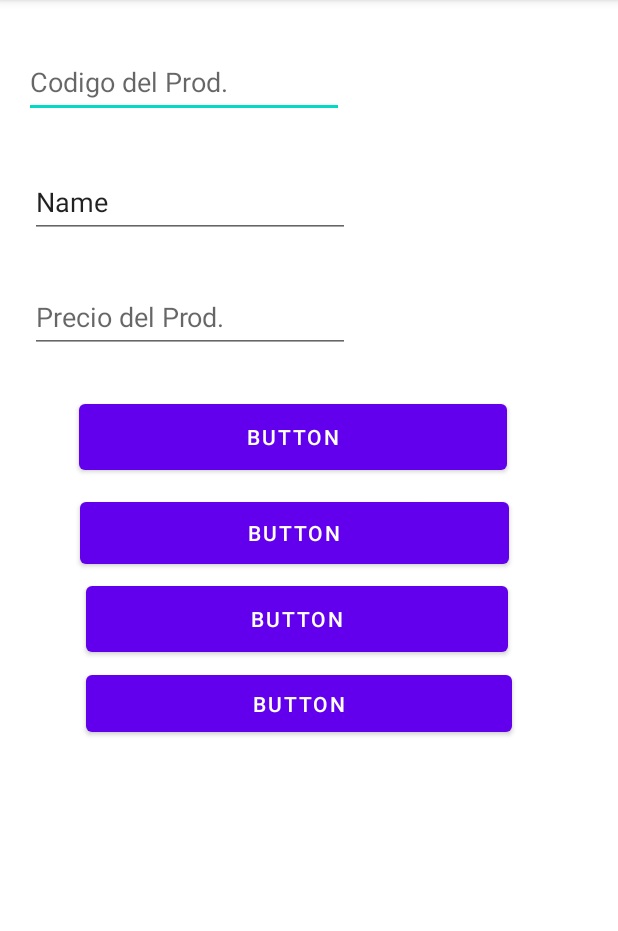
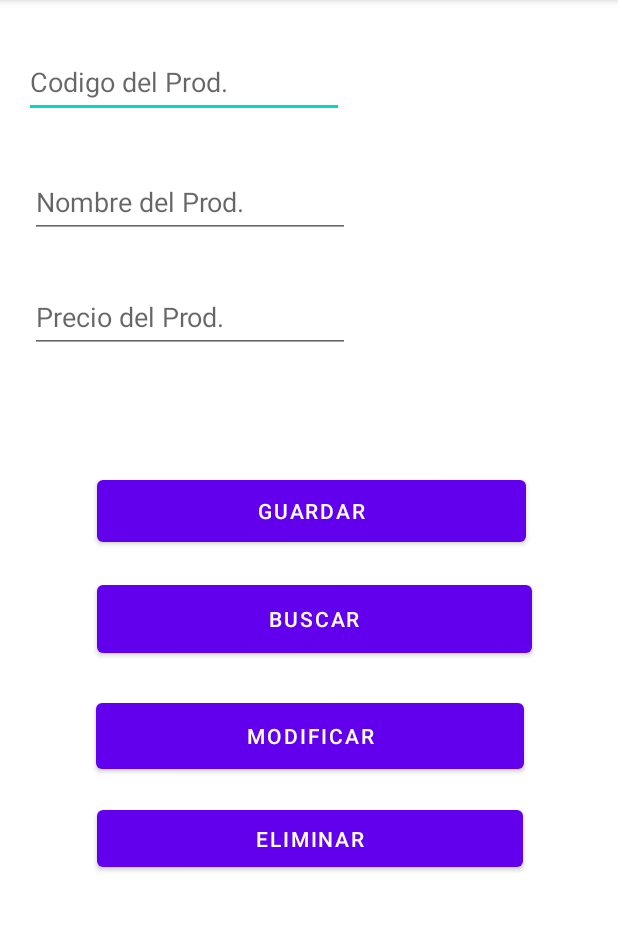
Before and after one commit to MarceloLSotoR/Proyecto3U2, an Android app: the base_de_datos screen opened directly, with no data from a screen before it, on a phone screen of 412 x 824 dp, the part 84-1015 px from its top. Run offline under Robolectric (Android 15) with nearby library versions, the phone set to English and light mode, and no system bars.

Commit message:
Coneccion a base de datos SQLite terminado

```diff
--- a/app/src/main/java/com/msotor/peoyecto3u2/AdminSQLiteOpenHelper.java
+++ b/app/src/main/java/com/msotor/peoyecto3u2/AdminSQLiteOpenHelper.java
@@ -12,7 +12,7 @@ public class AdminSQLiteOpenHelper extends SQLiteOpenHelper {
 
     @Override
     public void onCreate(SQLiteDatabase BaseDeDatos) {
-        BaseDeDatos.execSQL("create table articulos(codigo int primary key, descripcion text, precio real)");
+        BaseDeDatos.execSQL("create table articulos(codigo int primary key, nombre text, precio real)");
     }
 
     @Override
--- a/app/src/main/res/layout/activity_base_de_datos.xml
+++ b/app/src/main/res/layout/activity_base_de_datos.xml
@@ -29,7 +29,6 @@
         android:hint="@string/txt_nombre"
         android:inputType="textPersonName"
         android:minHeight="48dp"
-        android:text="Name"
         app:layout_constraintBottom_toBottomOf="parent"
         app:layout_constraintEnd_toEndOf="parent"
         app:layout_constraintHorizontal_bias="0.099"
@@ -54,51 +53,55 @@
 
     <Button
         android:id="@+id/btn_buscar"
-        android:layout_width="281dp"
-        android:layout_height="56dp"
-        android:text="Button"
+        android:layout_width="290dp"
+        android:layout_height="57dp"
+        android:onClick="Buscar"
+        android:text="Buscar"
         app:layout_constraintBottom_toBottomOf="parent"
         app:layout_constraintEnd_toEndOf="parent"
-        app:layout_constraintHorizontal_bias="0.438"
+        app:layout_constraintHorizontal_bias="0.528"
         app:layout_constraintStart_toStartOf="parent"
         app:layout_constraintTop_toTopOf="parent"
         app:layout_constraintVertical_bias="0.54" />
 
     <Button
-        android:id="@+id/btn_registrar"
+        android:id="@+id/btn_guardar"
+        android:layout_width="286dp"
+        android:layout_height="53dp"
+        android:onClick="Crear"
+        android:text="Guardar"
+        app:layout_constraintBottom_toBottomOf="parent"
+        app:layout_constraintEnd_toEndOf="parent"
+        app:layout_constraintHorizontal_bias="0.512"
+        app:layout_constraintStart_toStartOf="parent"
+        app:layout_constraintTop_toTopOf="parent"
+        app:layout_constraintVertical_bias="0.439" />
+
+    <Button
+        android:id="@+id/btn_Modificar"
         android:layout_width="285dp"
         android:layout_height="56dp"
         android:hint="@string/btn_guardar"
-        android:text="Button"
+        android:onClick="Modificar"
+        android:text="Modificar"
         app:layout_constraintBottom_toBottomOf="parent"
         app:layout_constraintEnd_toEndOf="parent"
-        app:layout_constraintHorizontal_bias="0.416"
+        app:layout_constraintHorizontal_bias="0.507"
         app:layout_constraintStart_toStartOf="parent"
         app:layout_constraintTop_toTopOf="parent"
-        app:layout_constraintVertical_bias="0.37" />
+        app:layout_constraintVertical_bias="0.65" />
 
     <Button
         android:id="@+id/btn_eliminar"
         android:layout_width="284dp"
         android:layout_height="50dp"
-        android:text="Button"
+        android:onClick="Eliminar"
+        android:text="Eliminar"
         app:layout_constraintBottom_toBottomOf="parent"
         app:layout_constraintEnd_toEndOf="parent"
-        app:layout_constraintHorizontal_bias="0.448"
+        app:layout_constraintHorizontal_bias="0.503"
         app:layout_constraintStart_toStartOf="parent"
         app:layout_constraintTop_toTopOf="parent"
-        app:layout_constraintVertical_bias="0.618" />
-
-    <Button
-        android:id="@+id/btn_guardar"
-        android:layout_width="286dp"
-        android:layout_height="53dp"
-        android:text="Button"
-        app:layout_constraintBottom_toBottomOf="parent"
-        app:layout_constraintEnd_toEndOf="parent"
-        app:layout_constraintHorizontal_bias="0.424"
-        app:layout_constraintStart_toStartOf="parent"
-        app:layout_constraintTop_toTopOf="parent"
-        app:layout_constraintVertical_bias="0.46" />
+        app:layout_constraintVertical_bias="0.744" />
 
 </androidx.constraintlayout.widget.ConstraintLayout>
```
Also changed, not shown: app/src/main/java/com/msotor/peoyecto3u2/MainActivity.java (+7 -0 lines), app/src/main/java/com/msotor/peoyecto3u2/base_de_datos.java (+123 -0 lines), app/src/main/res/layout/activity_main.xml (+13 -0 lines).
